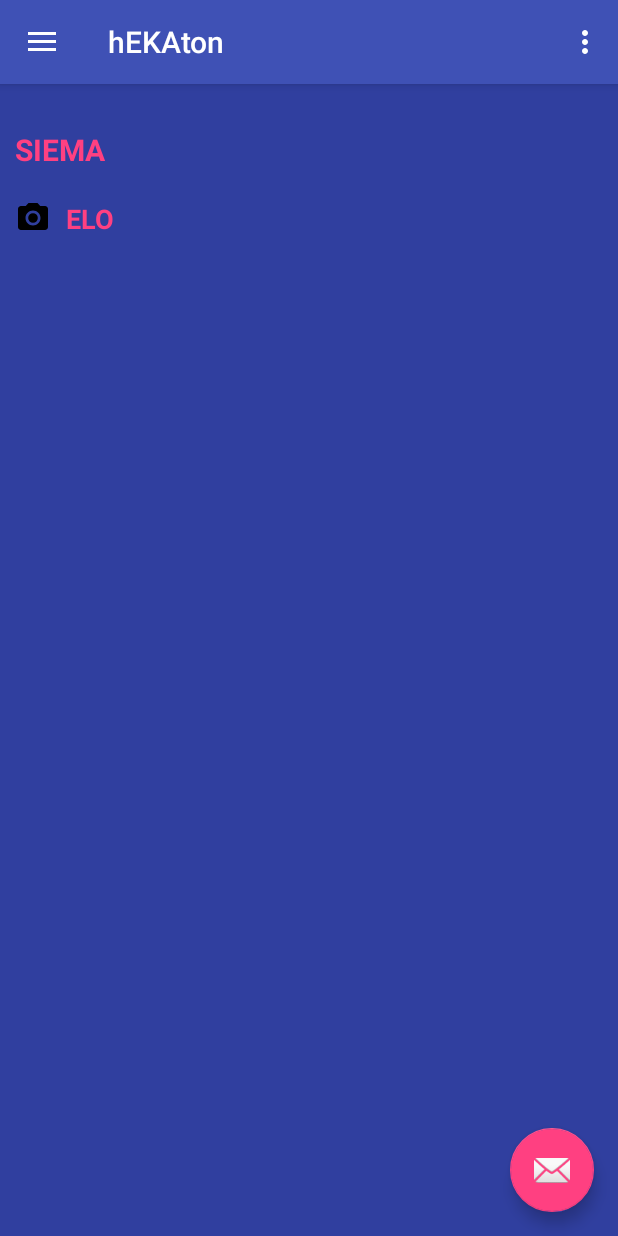
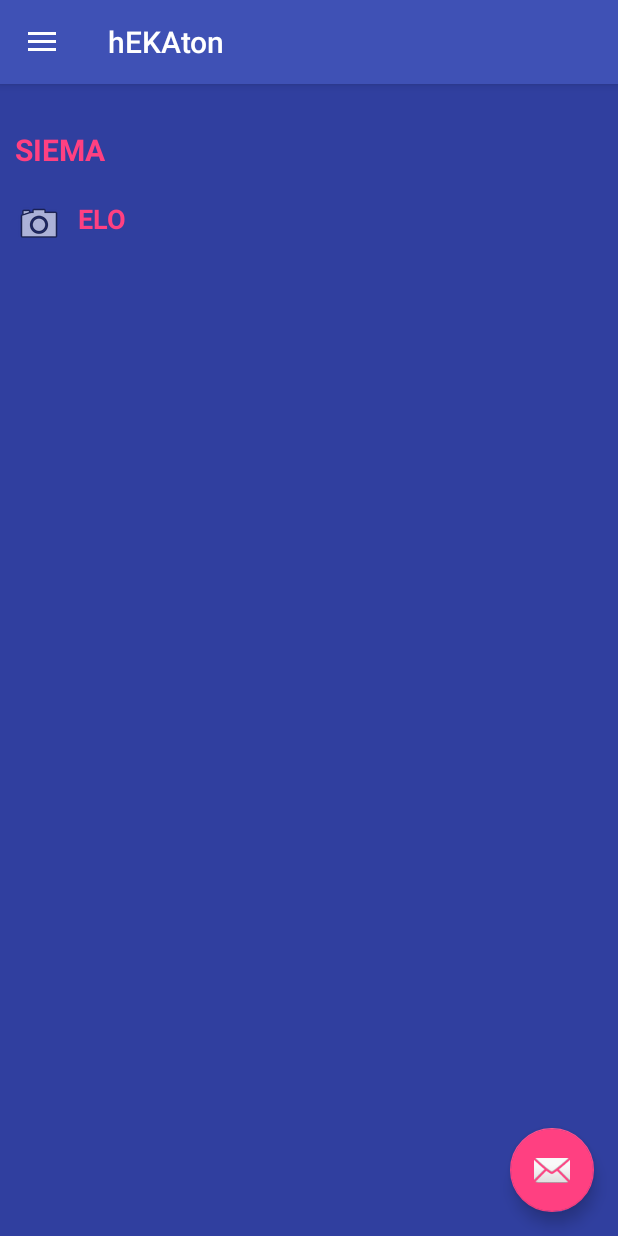
Before and after one commit to ikurek/hEKAton, an Android app: the MainActivity screen opened directly, with no data from a screen before it, on a phone screen of 412 x 824 dp. Run offline under Robolectric (Android 15) with nearby library versions, the phone set to English and light mode, and no system bars; our stand-ins replace CircleImageView; libraries missing offline, so code that uses them is left out: com.facebook, com.google.maps.android, com.sothree.slidinguppanel; plain views replace SlidingUpPanelLayout; pictures from the network do not load; 5 statements that could not run were skipped.

Commit message:
Małe fixy i wywalanie kodu

```diff
--- a/app/src/main/java/dzikiekuny/com/hekaton/Activity/EventListActivity.java
+++ b/app/src/main/java/dzikiekuny/com/hekaton/Activity/EventListActivity.java
@@ -32,7 +32,7 @@ public class EventListActivity extends Activity {
         for(int i = 0; i<2; i++) {
             Event ev = new Event();
             ev.setName("Football " + i);
-            ev.setDescription("GRAMY W GAŁE");
+            ev.setDescription();
             ev.setLng(43);
             ev.setLng(44);
             ev.setDate(new Date());
--- a/app/src/main/java/dzikiekuny/com/hekaton/Activity/LoginActivity.java
+++ b/app/src/main/java/dzikiekuny/com/hekaton/Activity/LoginActivity.java
@@ -71,7 +71,7 @@ public class LoginActivity extends AppCompatActivity {
 
                                     if (myUser == null) {
                                         Log.e("setUpFacebookLogin", "Creating new user: " + userFacebookID);
-                                        databaseSupport.insertUserAsModel(new UserModel(userName, userFacebookID, "XD"));
+                                        databaseSupport.insertUserAsModel(new UserModel(userName, userFacebookID));
                                     } else {
                                         Log.e("setUpFacebookLogin", "Found user: " + myUser.getName());
                                     }
@@ -100,7 +100,7 @@ public class LoginActivity extends AppCompatActivity {
                 SharedPreferences sharedPref = LoginActivity.this.getPreferences(Context.MODE_PRIVATE);
                 SharedPreferences.Editor editor = sharedPref.edit();
                 editor.putString("facebookid", userFacebookID);
-                editor.commit();
+                editor.apply();
                 startActivity(new Intent(LoginActivity.this, MainActivity.class));
                 Log.e("Facebook id", loginResult.getAccessToken().getUserId());
             }
--- a/app/src/main/java/dzikiekuny/com/hekaton/Adapter/EventAdapter.java
+++ b/app/src/main/java/dzikiekuny/com/hekaton/Adapter/EventAdapter.java
@@ -18,9 +18,9 @@ import dzikiekuny.com.hekaton.R;
  */
 
 public class EventAdapter extends BaseAdapter {
-    private Context mContext;
-    private ArrayList<Event> mDataSource;
-    private LayoutInflater mInflater;
+    private final Context mContext;
+    private final ArrayList<Event> mDataSource;
+    private final LayoutInflater mInflater;
 
 
     public EventAdapter(Context context, ArrayList<Event> events) {
--- a/app/src/main/java/dzikiekuny/com/hekaton/Fragments/MapFragment.java
+++ b/app/src/main/java/dzikiekuny/com/hekaton/Fragments/MapFragment.java
@@ -33,7 +33,7 @@
 
 public class MapFragment extends Fragment implements OnMapReadyCallback {
 
-    private LatLng slodowa = new LatLng(51.116162, 17.037725);
+    private final LatLng slodowa = new LatLng(51.116162, 17.037725);
 
     private View rootView;
 
--- a/app/src/main/java/dzikiekuny/com/hekaton/MainActivity.java
+++ b/app/src/main/java/dzikiekuny/com/hekaton/MainActivity.java
@@ -4,7 +4,6 @@ import android.content.Intent;
 import android.os.Bundle;
 import android.support.design.widget.FloatingActionButton;
 import android.support.design.widget.NavigationView;
-import android.support.design.widget.Snackbar;
 import android.support.v4.app.Fragment;
 import android.support.v4.app.FragmentManager;
 import android.support.v4.app.FragmentTransaction;
@@ -13,7 +12,6 @@ import android.support.v4.widget.DrawerLayout;
 import android.support.v7.app.ActionBarDrawerToggle;
 import android.support.v7.app.AppCompatActivity;
 import android.support.v7.widget.Toolbar;
-import android.view.Menu;
 import android.view.MenuItem;
 import android.view.View;
 import android.widget.TextView;
@@ -28,10 +26,10 @@ import dzikiekuny.com.hekaton.Fragments.MapFragment;
 
 public class MainActivity extends AppCompatActivity
         implements NavigationView.OnNavigationItemSelectedListener {
-    private static String MAP_STRING = "mapFragment";
+    private static final String MAP_STRING = "mapFragment";
+    private final MapFragment mapFragment = new MapFragment();
     private Fragment fragment;
     private FragmentManager fragmentManager;
-    private MapFragment mapFragment = new MapFragment();
     private String currentFragmentTag;
     private View headerView;
 
@@ -46,8 +44,6 @@ public class MainActivity extends AppCompatActivity
         fab.setOnClickListener(new View.OnClickListener() {
             @Override
             public void onClick(View view) {
-                Snackbar.make(view, "Replace with your own action", Snackbar.LENGTH_LONG)
-                        .setAction("Action", null).show();
                 startActivity(new Intent(MainActivity.this, AddNewActivity.class));
             }
         });
@@ -80,29 +76,8 @@ public class MainActivity extends AppCompatActivity
             drawer.closeDrawer(GravityCompat.START);
         } else {
             super.onBackPressed();
+            finishAffinity();
         }
-    }
-
-    @Override
-    public boolean onCreateOptionsMenu(Menu menu) {
-        // Inflate the menu; this adds items to the action bar if it is present.
-        getMenuInflater().inflate(R.menu.main, menu);
-        return true;
-    }
-
-    @Override
-    public boolean onOptionsItemSelected(MenuItem item) {
-        // Handle action bar item clicks here. The action bar will
-        // automatically handle clicks on the Home/Up button, so long
-        // as you specify a parent activity in AndroidManifest.xml.
-        int id = item.getItemId();
-
-        //noinspection SimplifiableIfStatement
-        if (id == R.id.action_settings) {
-            return true;
-        }
-
-        return super.onOptionsItemSelected(item);
     }
 
     @SuppressWarnings("StatementWithEmptyBody")
--- a/app/src/main/res/drawable-v21/ic_menu_camera.xml
+++ /dev/null
@@ -1,12 +0,0 @@
-<vector xmlns:android="http://schemas.android.com/apk/res/android"
-    android:width="24dp"
-    android:height="24dp"
-    android:viewportHeight="24.0"
-    android:viewportWidth="24.0">
-    <path
-        android:fillColor="#FF000000"
-        android:pathData="M12,12m-3.2,0a3.2,3.2 0,1 1,6.4 0a3.2,3.2 0,1 1,-6.4 0" />
-    <path
-        android:fillColor="#FF000000"
-        android:pathData="M9,2L7.17,4H4c-1.1,0 -2,0.9 -2,2v12c0,1.1 0.9,2 2,2h16c1.1,0 2,-0.9 2,-2V6c0,-1.1 -0.9,-2 -2,-2h-3.17L15,2H9zm3,15c-2.76,0 -5,-2.24 -5,-5s2.24,-5 5,-5 5,2.24 5,5 -2.24,5 -5,5z" />
-</vector>
--- a/app/src/main/res/layout/map_fragment.xml
+++ b/app/src/main/res/layout/map_fragment.xml
@@ -42,11 +42,8 @@
                     android:layout_width="match_parent"
                     android:layout_height="wrap_content"
                     android:layout_alignParentStart="true"
-                    android:layout_alignTop="@+id/transparentTopSliderView"
-                    android:layout_below="@id/transparentTopSliderView"
                     android:layout_marginStart="10dp"
                     android:layout_marginTop="10dp"
-                    android:layout_toStartOf="@+id/clubPhotoCircleImageView"
                     android:paddingTop="20dp"
                     android:text="SIEMA"
                     android:textColor="@color/colorAccent"
@@ -70,7 +67,6 @@
                     android:layout_below="@+id/nameTextView"
                     android:layout_marginStart="10dp"
                     android:layout_toEndOf="@id/arrowUpImageView"
-                    android:layout_toStartOf="@+id/clubPhotoCircleImageView"
                     android:paddingTop="20dp"
                     android:text="ELO"
                     android:textColor="@color/colorAccent"
```
Also changed, not shown: app/src/main/java/dzikiekuny/com/hekaton/Activity/AddNewActivity.java (+5 -5 lines), app/src/main/java/dzikiekuny/com/hekaton/DatabaseConnection/DatabaseSupport.java (+8 -8 lines), app/src/main/java/dzikiekuny/com/hekaton/Models/Event.java (+2 -7 lines), app/src/main/java/dzikiekuny/com/hekaton/Models/SportModel.java (+4 -4 lines), app/src/main/java/dzikiekuny/com/hekaton/Models/UserModel.java (+6 -6 lines), app/src/main/res/drawable-v21/ic_menu_gallery.xml (deleted, +0 -9 lines), app/src/main/res/drawable-v21/ic_menu_manage.xml (deleted, +0 -9 lines), app/src/main/res/drawable-v21/ic_menu_send.xml (deleted, +0 -9 lines), app/src/main/res/drawable-v21/ic_menu_share.xml (deleted, +0 -9 lines), app/src/main/res/drawable-v21/ic_menu_slideshow.xml (deleted, +0 -9 lines).
